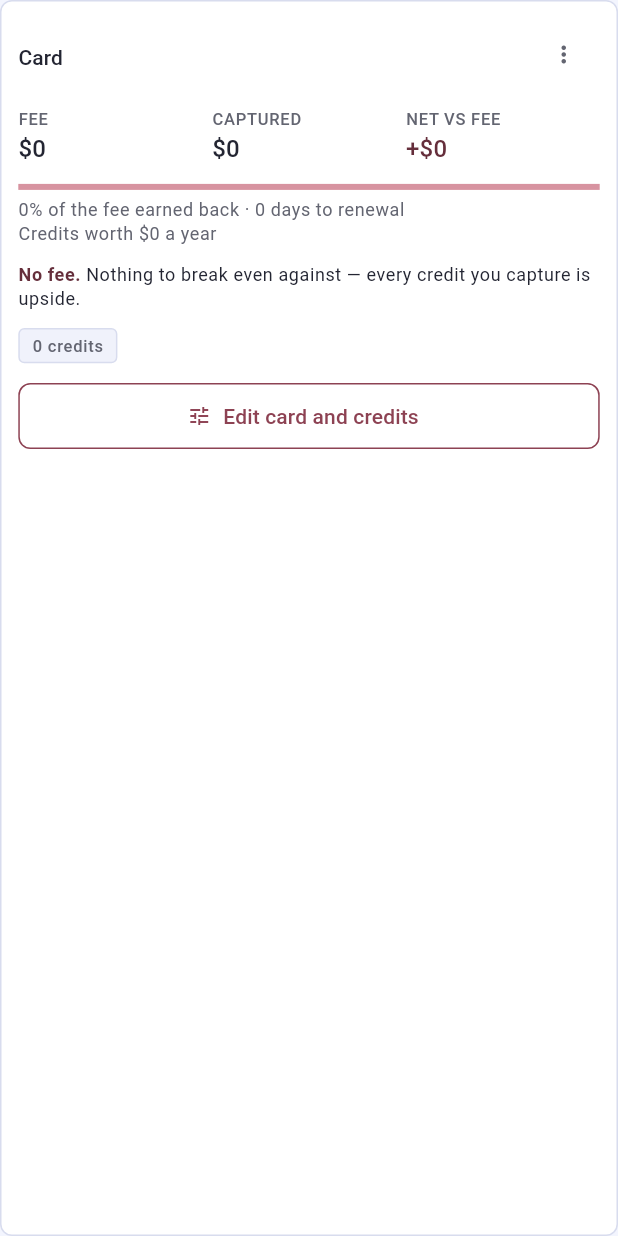
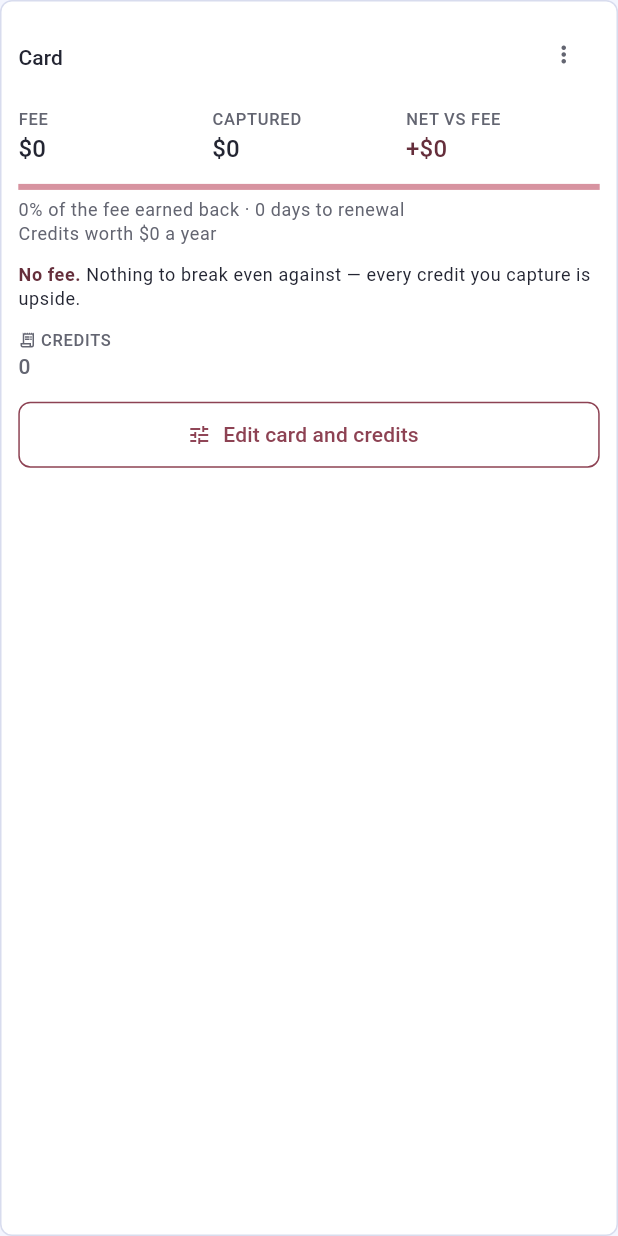
Before and after one commit to helpmebrands/reward-app, a Flutter app: the _CardStat widget shown alone on an empty page, opened directly with empty values, on a phone screen of 412 x 824 dp. Run offline on Flutter 3.47's test engine with Material 3 defaults, Android fonts, the phone set to English and light mode, and no system bars; our stand-ins replace firebase_auth, firebase_core, firebase_messaging, go_router, share_plus, shared_preferences and 1 more; missing offline and left inert: dart_jsonwebtoken, postgres, shelf_router; accounts and stored records are empty; network calls fail.

Commit message:
feat(mobile): Cards shows claimable, locked and missed as read-only figures (#343)
* test(mobile): Cards status figures are read-only, legible and wrap (#333)

Refs #333

Co-Authored-By: Claude Opus 5.5 (1M context) <noreply@anthropic.com>

* feat(mobile): Cards shows claimable, locked and missed as read-only figures

The outlined tag chips become a figure row in the style of Fee /
Captured / Net: an icon and a word above each value in its status
colour, no outline, no tap action, one semantics sentence for the group.
Business stays a plain mark.

Closes #333
Refs #329

Co-Authored-By: Claude Opus 5.5 (1M context) <noreply@anthropic.com>

---------

Co-authored-by: oravecz <jcook@visualxs.com>
Co-authored-by: Claude Opus 5.5 (1M context) <noreply@anthropic.com>

```diff
--- a/apps/mobile/lib/screens/cards_screen.dart
+++ b/apps/mobile/lib/screens/cards_screen.dart
@@ -539,35 +539,102 @@ class _CardStat extends StatelessWidget {
       ),
     );
 
+    // Read-only figures in the style of the Fee / Captured / Net row: each
+    // keeps its status colour and adds an icon and a word, and the group is
+    // one sentence for the screen reader, never a button.
+    final figuresOf = [
+      if (summary.claimableCents > 0)
+        (
+          formatMoney(summary.claimableCents),
+          'claimable',
+          Icons.hourglass_top,
+          tokens.available.foreground,
+        ),
+      if (summary.lockedCents > 0)
+        (
+          formatMoney(summary.lockedCents),
+          'locked',
+          Icons.lock_outline,
+          tokens.locked.foreground,
+        ),
+      if (summary.missedCents > 0)
+        (
+          formatMoney(summary.missedCents),
+          'missed',
+          Icons.hourglass_bottom,
+          tokens.missed.foreground,
+        ),
+      (
+        '$count',
+        'credit${count == 1 ? '' : 's'}',
+        Icons.receipt_long_outlined,
+        tokens.textSecondary,
+      ),
+    ];
     final tags = block(
       5,
       Padding(
         padding: const EdgeInsets.only(top: Space.s4),
-        child: Wrap(
-          spacing: Space.s2,
-          runSpacing: Space.s2,
+        child: Column(
+          crossAxisAlignment: CrossAxisAlignment.start,
           children: [
-            if (summary.claimableCents > 0)
-              _Tag(
-                '${formatMoney(summary.claimableCents)} claimable',
-                icon: Icons.hourglass_top,
-                palette: tokens.available,
+            Semantics(
+              key: ValueKey('card-status-${card.id}'),
+              container: true,
+              label: [
+                for (final (value, word, _, _) in figuresOf) '$value $word',
+              ].join(', '),
+              child: ExcludeSemantics(
+                child: Wrap(
+                  spacing: Space.s8,
+                  runSpacing: Space.s3,
+                  children: [
+                    for (final (value, word, icon, color) in figuresOf)
+                      Column(
+                        key: ValueKey('status-figure-$word'),
+                        mainAxisSize: MainAxisSize.min,
+                        crossAxisAlignment: CrossAxisAlignment.start,
+                        children: [
+                          Row(
+                            mainAxisSize: MainAxisSize.min,
+                            children: [
+                              Icon(icon, size: 12, color: color),
+                              const SizedBox(width: Space.s1),
+                              Text(
+                                word.toUpperCase(),
+                                style: quiet?.copyWith(color: color),
+                              ),
+                            ],
+                          ),
+                          Text(
+                            value,
+                            style: text.titleSmall?.copyWith(
+                              fontWeight: FontWeight.w500,
+                              color: color,
+                            ),
+                          ),
+                        ],
+                      ),
+                  ],
+                ),
               ),
-            if (summary.lockedCents > 0)
-              _Tag(
-                '${formatMoney(summary.lockedCents)} locked',
-                icon: Icons.lock_outline,
-                palette: tokens.locked,
+            ),
+            if (summary.card.kind == CardKind.business)
+              Padding(
+                padding: const EdgeInsets.only(top: Space.s3),
+                child: Row(
+                  mainAxisSize: MainAxisSize.min,
+                  children: [
+                    Icon(
+                      Icons.work_outline,
+                      size: 12,
+                      color: tokens.textSecondary,
+                    ),
+                    const SizedBox(width: Space.s1),
+                    Text('Business', style: quiet),
+                  ],
+                ),
               ),
-            if (summary.missedCents > 0)
-              _Tag(
-                '${formatMoney(summary.missedCents)} missed',
-                icon: Icons.hourglass_bottom,
-                palette: tokens.missed,
-              ),
-            _Tag('$count credit${count == 1 ? '' : 's'}'),
-            if (summary.card.kind == CardKind.business)
-              const _Tag('Business', icon: Icons.work_outline),
           ],
         ),
       ),
@@ -630,41 +697,3 @@ class _CardStat extends StatelessWidget {
     );
   }
 }
-
-class _Tag extends StatelessWidget {
-  const _Tag(this.text, {this.icon, this.palette});
-
-  final String text;
-  final IconData? icon;
-  final Tone? palette;
-
-  @override
-  Widget build(BuildContext context) {
-    final tokens = Theme.of(context).extension<NocturneTokens>()!;
-    final style = Theme.of(context).textTheme.labelSmall;
-    final foreground = palette?.foreground ?? tokens.textSecondary;
-    return Container(
-      padding: const EdgeInsets.symmetric(
-        horizontal: Space.s3,
-        vertical: Space.s1,
-      ),
-      decoration: BoxDecoration(
-        color: palette?.ground ?? tokens.surfaceQuiet,
-        borderRadius: const BorderRadius.all(Radius.circular(Radii.sm)),
-        border: Border.all(color: palette?.line ?? tokens.surfaceLine),
-      ),
-      child: Row(
-        mainAxisSize: MainAxisSize.min,
-        children: [
-          if (icon != null) ...[
-            Icon(icon, size: 11, color: foreground),
-            const SizedBox(width: Space.s1),
-          ],
-          Flexible(
-            child: Text(text, style: style?.copyWith(color: foreground)),
-          ),
-        ],
-      ),
-    );
-  }
-}
```
Also changed, not shown: 3 other files.
